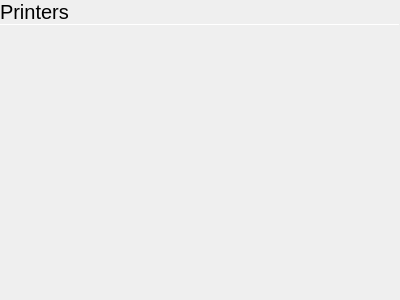
Above: statuscenter/PrinterPane/printermanagement.ui from vicr123/theshell before the change. Below: the same form after it.
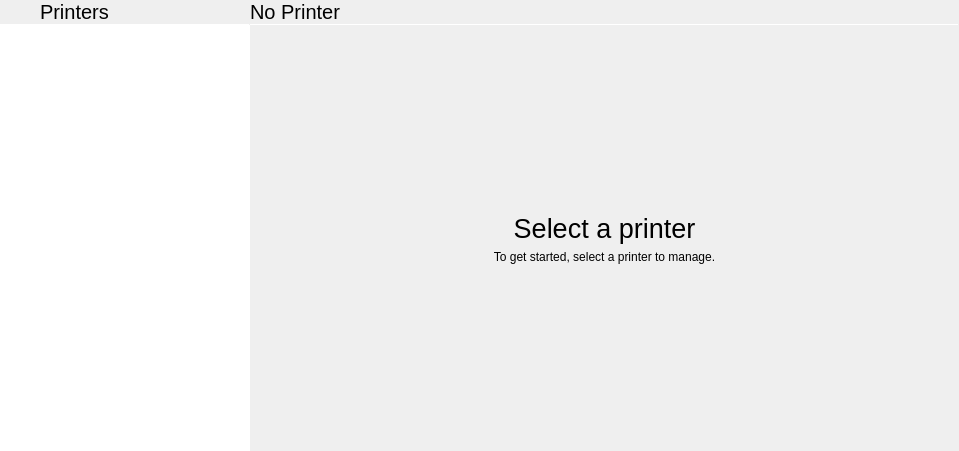
That is the form after the change. Icons and pictures are not drawn.

Commit message: Bluetooth OBEX Push from theShell

```diff
--- a/statuscenter/PrinterPane/printermanagement.ui
+++ b/statuscenter/PrinterPane/printermanagement.ui
@@ -6,14 +6,14 @@
    <rect>
     <x>0</x>
     <y>0</y>
-    <width>400</width>
-    <height>300</height>
+    <width>959</width>
+    <height>451</height>
    </rect>
   </property>
   <property name="windowTitle">
    <string>Form</string>
   </property>
-  <layout class="QVBoxLayout" name="verticalLayout">
+  <layout class="QHBoxLayout" name="horizontalLayout">
    <property name="spacing">
     <number>0</number>
    </property>
@@ -29,8 +29,62 @@
    <property name="bottomMargin">
     <number>0</number>
    </property>
+   <item>
+    <widget class="QWidget" name="menuWidget" native="true">
+     <property name="maximumSize">
+      <size>
+       <width>250</width>
+       <height>16777215</height>
+      </size>
+     </property>
+     <layout class="QVBoxLayout" name="verticalLayout_2">
+      <property name="spacing">
+       <number>0</number>
+      </property>
+      <property name="leftMargin">
+       <number>0</number>
+      </property>
+      <property name="topMargin">
+       <number>0</number>
+      </property>
+      <property name="rightMargin">
+       <number>0</number>
+      </property>
+      <property name="bottomMargin">
+       <number>0</number>
+      </property>
+      <item>
+       <layout class="QHBoxLayout" name="horizontalLayout_2">
+        <property name="spacing">
+         <number>0</number>
+        </property>
+        <item>
+         <widget class="QPushButton" name="mainMenuButton">
+          <property name="sizePolicy">
+           <sizepolicy hsizetype="Preferred" vsizetype="Preferred">
+            <horstretch>0</horstretch>
+            <verstretch>0</verstretch>
+           </sizepolicy>
+          </property>
+          <property name="text">
+           <string/>
+          </property>
+          <property name="icon">
+           <iconset theme="go-previous"/>
+          </property>
+          <property name="flat">
+           <bool>true</bool>
+          </property>
+         </widget>
+        </item>
    <item>
     <widget class="QLabel" name="label">
+          <property name="sizePolicy">
+           <sizepolicy hsizetype="Expanding" vsizetype="Preferred">
+            <horstretch>0</horstretch>
+            <verstretch>0</verstretch>
+           </sizepolicy>
+          </property>
      <property name="font">
       <font>
        <pointsize>15</pointsize>
@@ -44,6 +98,8 @@
      </property>
     </widget>
    </item>
+       </layout>
+      </item>
    <item>
     <widget class="Line" name="line">
      <property name="maximumSize">
@@ -58,6 +114,115 @@
     </widget>
    </item>
    <item>
+       <widget class="QListWidget" name="printerList">
+        <property name="frameShape">
+         <enum>QFrame::NoFrame</enum>
+        </property>
+        <property name="iconSize">
+         <size>
+          <width>32</width>
+          <height>32</height>
+         </size>
+        </property>
+       </widget>
+      </item>
+     </layout>
+    </widget>
+   </item>
+   <item>
+    <widget class="QStackedWidget" name="stackedWidget">
+     <property name="currentIndex">
+      <number>0</number>
+     </property>
+     <widget class="QWidget" name="page">
+      <layout class="QVBoxLayout" name="verticalLayout">
+       <property name="spacing">
+        <number>0</number>
+       </property>
+       <property name="leftMargin">
+        <number>0</number>
+       </property>
+       <property name="topMargin">
+        <number>0</number>
+       </property>
+       <property name="rightMargin">
+        <number>0</number>
+       </property>
+       <property name="bottomMargin">
+        <number>0</number>
+       </property>
+       <item>
+        <widget class="QLabel" name="label_2">
+         <property name="font">
+          <font>
+           <pointsize>15</pointsize>
+          </font>
+         </property>
+         <property name="text">
+          <string>No Printer</string>
+         </property>
+         <property name="margin">
+          <number>9</number>
+         </property>
+        </widget>
+       </item>
+       <item>
+        <widget class="Line" name="line_3">
+         <property name="maximumSize">
+          <size>
+           <width>16777215</width>
+           <height>1</height>
+          </size>
+         </property>
+         <property name="orientation">
+          <enum>Qt::Horizontal</enum>
+         </property>
+        </widget>
+       </item>
+       <item>
+        <layout class="QVBoxLayout" name="verticalLayout_3">
+         <property name="spacing">
+          <number>6</number>
+         </property>
+         <item>
+          <spacer name="verticalSpacer_2">
+           <property name="orientation">
+            <enum>Qt::Vertical</enum>
+           </property>
+           <property name="sizeHint" stdset="0">
+            <size>
+             <width>20</width>
+             <height>40</height>
+            </size>
+           </property>
+          </spacer>
+         </item>
+         <item>
+          <widget class="QLabel" name="label_3">
+           <property name="font">
+            <font>
+             <pointsize>20</pointsize>
+            </font>
+           </property>
+           <property name="text">
+            <string>Select a printer</string>
+           </property>
+           <property name="alignment">
+            <set>Qt::AlignCenter</set>
+           </property>
+          </widget>
+         </item>
+         <item>
+          <widget class="QLabel" name="label_4">
+           <property name="text">
+            <string>To get started, select a printer to manage.</string>
+           </property>
+           <property name="alignment">
+            <set>Qt::AlignCenter</set>
+           </property>
+          </widget>
+         </item>
+         <item>
     <spacer name="verticalSpacer">
      <property name="orientation">
       <enum>Qt::Vertical</enum>
@@ -69,6 +234,13 @@
       </size>
      </property>
     </spacer>
+         </item>
+        </layout>
+       </item>
+      </layout>
+     </widget>
+     <widget class="QWidget" name="page_2"/>
+    </widget>
    </item>
   </layout>
  </widget>
```
Lines whose indentation alone changed are shown as unchanged. The commit also changes 24 other files.
